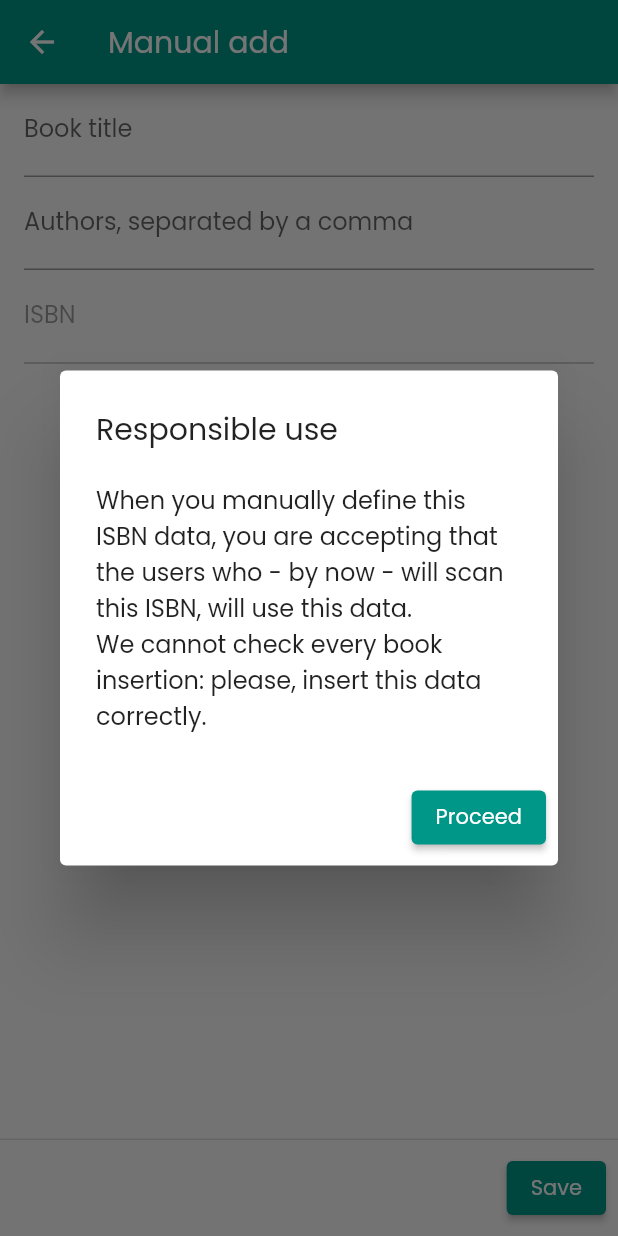
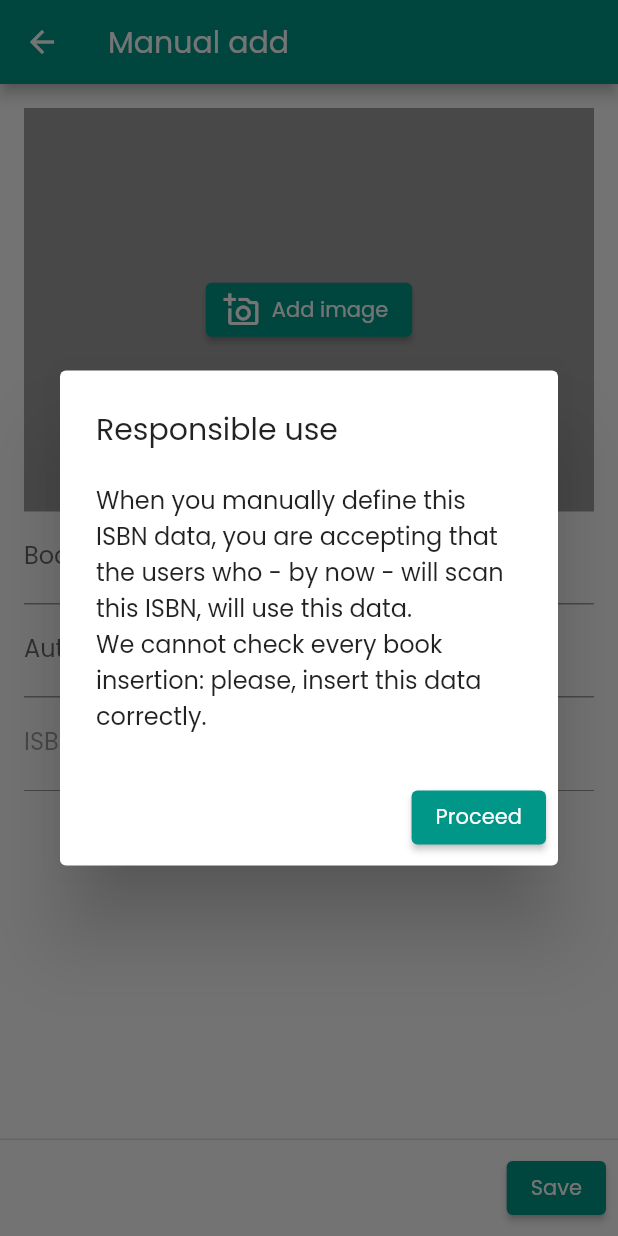
Before and after one commit to emiliodallatorre/bookaround, a Flutter app: the IsbnEditorScreen screen opened by its route, on a phone screen of 412 x 824 dp. Run offline on Flutter 3.47's test engine with Material 2 defaults, Android fonts, the light colour scheme and no system bars; our stand-ins replace cloud_firestore, cloud_functions, firebase_auth, firebase_core, firebase_crashlytics, firebase_messaging and 6 more; missing offline and left inert: code_field, flutter_barcode_scanner, flutter_google_places, google_maps_webservice; accounts and stored records are empty; generated files the repository leaves out were written again.

Commit message:
Migliorata la modifica e l'inserimento di dati dei libri.

```diff
--- a/lib/interface/screen/isbn_editor_screen.dart
+++ b/lib/interface/screen/isbn_editor_screen.dart
@@ -1,10 +1,13 @@
 import 'dart:io';
 
 import 'package:bookaround/generated/l10n.dart';
+import 'package:bookaround/interface/screen/book_editor_screen.dart';
+import 'package:bookaround/models/book_model.dart';
 import 'package:bookaround/models/isbn_model.dart';
 import 'package:bookaround/models/user_model.dart';
 import 'package:bookaround/references.dart';
 import 'package:bookaround/resources/helper/author_helper.dart';
+import 'package:bookaround/resources/helper/book_helper.dart';
 import 'package:bookaround/resources/helper/isbn_helper.dart';
 import 'package:bookaround/resources/helper/upload_helper.dart';
 import 'package:flutter/material.dart';
@@ -67,39 +70,12 @@ class _IsbnEditorScreenState extends State<IsbnEditorScreen> {
             if (formKey.currentState.validate()) {
               formKey.currentState.save();
 
-              if (isbn.image == null) {
-                ImageSource wantedSource = await showDialog<ImageSource>(
-                  context: context,
-                  builder: (BuildContext context) => AlertDialog(
-                    title: Text(S.current.chooseSource),
-                    content: Text(S.current.chooseSourceExtended),
-                    actions: [
-                      ElevatedButton(
-                        child: Text(S.current.sourceCamera),
-                        onPressed: () => Navigator.of(context).pop(ImageSource.camera),
-                      ),
-                      ElevatedButton(
-                        child: Text(S.current.sourceGallery),
-                        onPressed: () => Navigator.of(context).pop(ImageSource.gallery),
-                      ),
-                    ],
-                  ),
-                );
+              await askUserForImage();
+              await IsbnHelper.createIsbn(isbn);
 
-                // L'utente non ha selezionato con cosa acquisire l'immagine.
-                if (wantedSource == null) return;
-
-                PickedFile pickedFile = await ImagePicker().getImage(source: wantedSource);
-
-                // L'utente non ha infine acquisito l'immagine.
-                if (pickedFile == null) return;
-
-                setState(() => working = true);
-                isbn.image = await UploadHelper.uploadFile(References.bookCovers, File(pickedFile.path), isbn.isbn);
-                setState(() => working = false);
-              }
-
-              IsbnHelper.createIsbn(isbn);
+              // Il libro ora esiste nel database.
+              BookModel book = await BookHelper.createBookSell(isbn.isbn, Provider.of<UserModel>(context, listen: false).uid);
+              Navigator.of(context).pushReplacementNamed(BookEditorScreen.route, arguments: book);
             }
           },
         ),
@@ -110,17 +86,55 @@ class _IsbnEditorScreenState extends State<IsbnEditorScreen> {
   Widget buildBody() {
     return ListView(
       children: [
+        Visibility(child: LinearProgressIndicator(), visible: working),
         Padding(
           padding: const EdgeInsets.symmetric(horizontal: 16.0),
           child: Form(
             key: formKey,
             child: Column(
               children: [
-                if (isbn.image != null)
-                  AspectRatio(
-                    aspectRatio: 16 / 9,
-                    child: Image.network(isbn.image, fit: BoxFit.contain),
-                  ),
+                AspectRatio(
+                  aspectRatio: 4 / 3,
+                  child: isbn.image != null
+                      ? Stack(
+                          fit: StackFit.passthrough,
+                          children: [
+                            Padding(
+                              padding: const EdgeInsets.only(top: 16.0),
+                              child: Image.network(isbn.image, fit: BoxFit.contain),
+                            ),
+                            Padding(
+                              padding: const EdgeInsets.only(top: 16.0),
+                              child: Align(
+                                alignment: AlignmentDirectional.topEnd,
+                                child: FloatingActionButton(
+                                  backgroundColor: Colors.red,
+                                  child: Icon(Icons.delete_forever),
+                                  onPressed: () async {
+                                    setState(() => working = true);
+                                    await UploadHelper.deleteUpload(isbn.image);
+                                    setState(() {
+                                      working = false;
+                                      isbn.image = null;
+                                    });
+                                  },
+                                ),
+                              ),
+                            ),
+                          ],
+                        )
+                      : Container(
+                          margin: EdgeInsets.only(top: 16.0),
+                          color: Colors.grey,
+                          child: Center(
+                            child: ElevatedButton.icon(
+                              onPressed: () => askUserForImage(),
+                              icon: Icon(Icons.add_a_photo_outlined),
+                              label: Text(S.current.addImage),
+                            ),
+                          ),
+                        ),
+                ),
                 TextFormField(
                   decoration: InputDecoration(labelText: S.current.title),
                   onSaved: (String value) => isbn.title = value,
@@ -145,4 +159,38 @@ class _IsbnEditorScreenState extends State<IsbnEditorScreen> {
       ],
     );
   }
+
+  Future<void> askUserForImage() async {
+    if (isbn.image == null) {
+      ImageSource wantedSource = await showDialog<ImageSource>(
+        context: context,
+        builder: (BuildContext context) => AlertDialog(
+          title: Text(S.current.chooseSource),
+          content: Text(S.current.chooseSourceExtended),
+          actions: [
+            ElevatedButton(
+              child: Text(S.current.sourceCamera),
+              onPressed: () => Navigator.of(context).pop(ImageSource.camera),
+            ),
+            ElevatedButton(
+              child: Text(S.current.sourceGallery),
+              onPressed: () => Navigator.of(context).pop(ImageSource.gallery),
+            ),
+          ],
+        ),
+      );
+
+      // L'utente non ha selezionato con cosa acquisire l'immagine.
+      if (wantedSource == null) return;
+
+      PickedFile pickedFile = await ImagePicker().getImage(source: wantedSource);
+
+      // L'utente non ha infine acquisito l'immagine.
+      if (pickedFile == null) return;
+
+      setState(() => working = true);
+      isbn.image = await UploadHelper.uploadFile(References.bookCovers, File(pickedFile.path), isbn.isbn);
+      setState(() => working = false);
+    }
+  }
 }
--- a/lib/l10n/intl_en.arb
+++ b/lib/l10n/intl_en.arb
@@ -32,5 +32,6 @@
   "chooseSource": "Choose image source",
   "chooseSourceExtended": "Please, take or upload a photo of the cover of the book you are inserting. This will be publicly visible.",
   "sourceCamera": "Camera",
-  "sourceGallery": "Gallery"
+  "sourceGallery": "Gallery",
+  "addImage": "Add image"
 }
--- a/lib/l10n/intl_it.arb
+++ b/lib/l10n/intl_it.arb
@@ -32,5 +32,6 @@
   "chooseSource": "Scegli sorgente immagine",
   "chooseSourceExtended": "Per favore, acquisisci o seleziona una sorgente per l'immagine di copertina del libro. Quest'immagine sarà pubblicamente visibile.",
   "sourceCamera": "Fotocamera",
-  "sourceGallery": "Galleria"
+  "sourceGallery": "Galleria",
+  "addImage": "Aggiungi immagine"
 }
```
Also changed, not shown: lib/resources/helper/upload_helper.dart (+7 -0 lines), lib/generated/intl/messages_en.dart, lib/generated/intl/messages_it.dart, lib/generated/l10n.dart.
